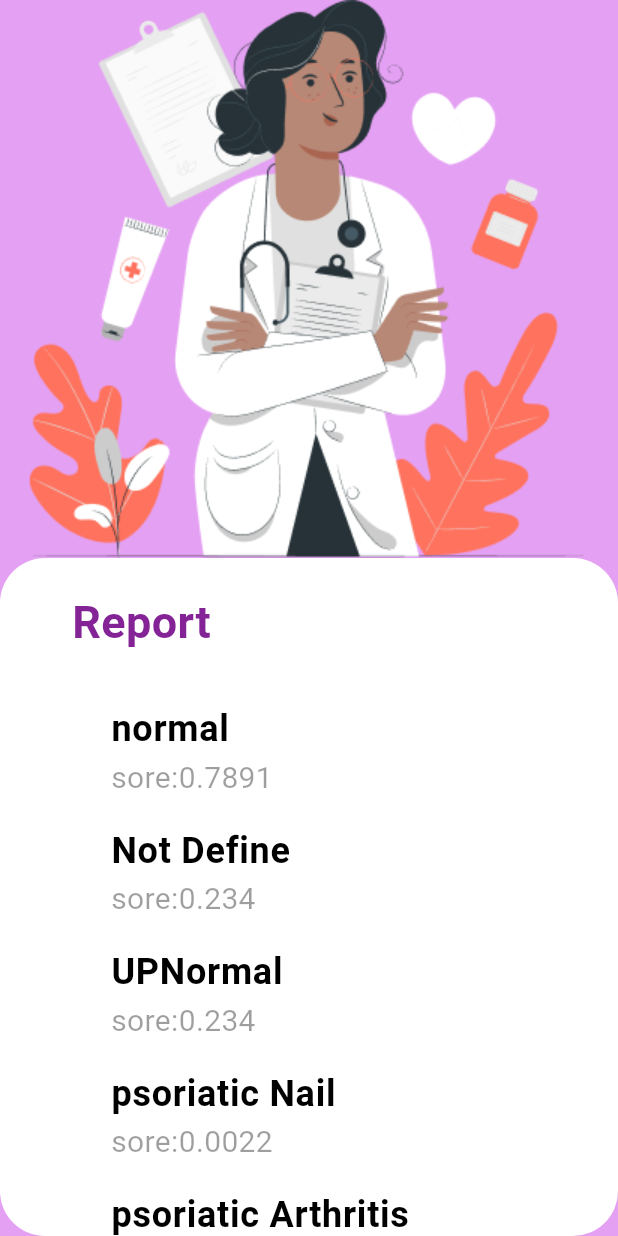
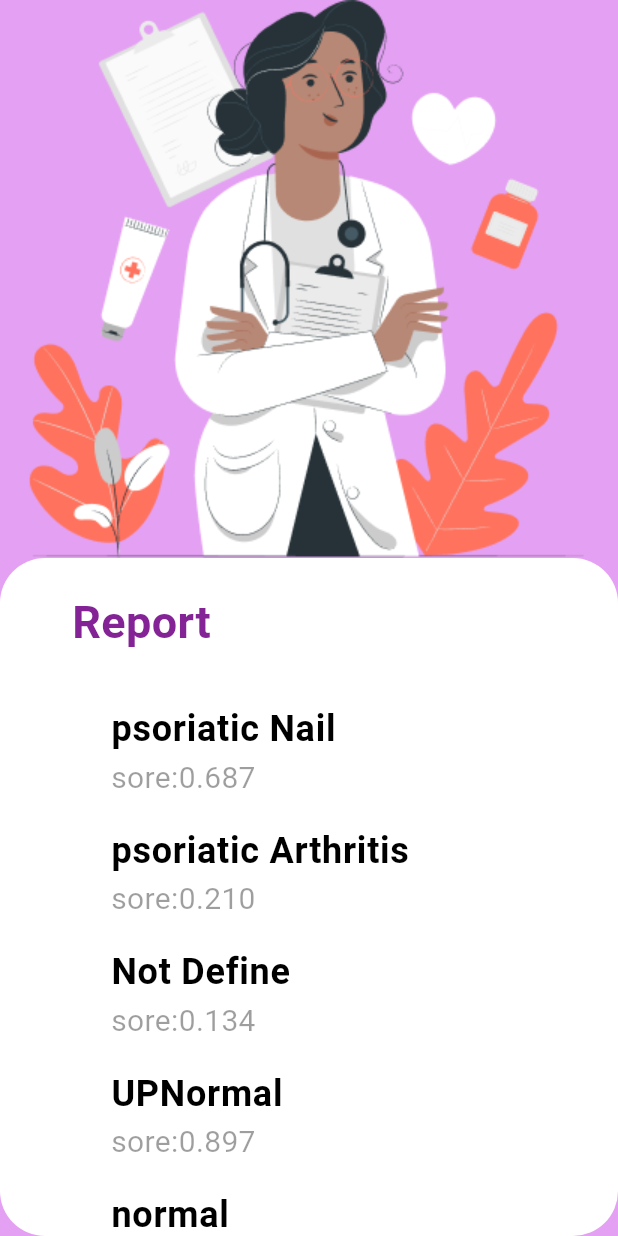
Before and after one commit to Mariamsamy26/Red_Spots, a Flutter app: the reportScreen screen opened directly, on a phone screen of 412 x 824 dp. Run offline on Flutter 3.47's test engine with Material 3 defaults, Android fonts, the light colour scheme and no system bars; our stand-ins replace cloud_firestore, date_picker_timeline, firebase_auth, firebase_core, firebase_messaging, flutter_local_notifications and 11 more; accounts and stored records are empty.

Commit message:
Merge remote-tracking branch 'origin/main'
Signed-off-by: Mariamsamy26 <mariamsamy324@gmail.com>

```diff
--- a/lib/Providers/maps_Provider.dart
+++ b/lib/Providers/maps_Provider.dart
@@ -2,14 +2,11 @@ import 'dart:async';
 import 'dart:convert';
 
 import 'package:flutter/material.dart';
-import 'package:flutter_rating_bar/flutter_rating_bar.dart';
 import 'package:google_maps_flutter/google_maps_flutter.dart';
 import 'package:location/location.dart';
 import 'package:url_launcher/url_launcher.dart';
 
 import '../model/clinicesModel.dart';
-import '../shared/components/Custom_LocationDermatologyClinic.dart';
-import '../shared/style/color_manager.dart';
 
 class MapProvider extends ChangeNotifier {
   Location location = Location();
--- a/lib/layout/Login screen/LoginScreen.dart
+++ b/lib/layout/Login screen/LoginScreen.dart
@@ -146,7 +146,7 @@ class _LogInScreenState extends State<LogInScreen> {
                           },
                         ), //login
 
-                        SizedBox(height: 180.h),
+                        SizedBox(height: 230.h),
 
                         InkWell(
                             onTap: () {
--- a/lib/layout/after log in/add tab/chickPhotoScreen.dart
+++ b/lib/layout/after log in/add tab/chickPhotoScreen.dart
@@ -81,6 +81,7 @@ class _chickPhotoScreenState extends State<chickPhotoScreen> {
                           child: CustomElevatedButton(
                             text: 'Take Report',
                             OnPressed: () {
+                              Navigator.of(context).pop();
                               Navigator.push(
                                   context,
                                   MaterialPageRoute(
@@ -93,7 +94,8 @@ class _chickPhotoScreenState extends State<chickPhotoScreen> {
                   ],
                 ),
               ),
-            )),
+            )
+        ),
       ],
     );
   }
--- a/lib/layout/after log in/add tab/reportScreen.dart
+++ b/lib/layout/after log in/add tab/reportScreen.dart
@@ -13,10 +13,6 @@ class reportScreen extends StatefulWidget {
 }
 
 class _reportScreenState extends State<reportScreen> {
-  var titleControler = TextEditingController();
-  var descControler = TextEditingController();
-  String? _classificationResult; // Added for API result
-
   @override
   void initState() {
     super.initState();
@@ -56,7 +52,6 @@ class _reportScreenState extends State<reportScreen> {
                             ],
                           ),
                           SizedBox(height: 10),
-
                           Padding(
                             padding: const EdgeInsets.only(left: 50, right: 50),
                             child: Column(
@@ -91,15 +86,12 @@ class _reportScreenState extends State<reportScreen> {
                                     colorButton: ColorManager.colorWhit,
                                     colorText: ColorManager.primaryColor,
                                     colorBorder: ColorManager.primaryColor,
-                                    text: 'history',
+                                    text: 'home',
                                     OnPressed: () {
                                       firebaseFunctions.insertReport(
                                           report, userId!);
-                                      Navigator.push(
-                                          context,
-                                          MaterialPageRoute(
-                                              builder: (context) =>
-                                                  history_screen()));
+                                      Navigator.of(context)
+                                          .popUntil((route) => route.isFirst);
                                     },
                                   ),
                                 ),
@@ -111,7 +103,11 @@ class _reportScreenState extends State<reportScreen> {
                                     colorBorder: ColorManager.primaryColor,
                                     text: 'Dermatology Clinic',
                                     OnPressed: () {
-                                      Navigator.pop(
+                                      firebaseFunctions.insertReport(
+                                          report, userId!);
+                                      Navigator.of(context)
+                                          .popUntil((route) => route.isFirst);
+                                      Navigator.push(
                                           context,
                                           MaterialPageRoute(
                                               builder: (context) =>
@@ -136,11 +132,16 @@ class _reportScreenState extends State<reportScreen> {
   }
 
   List report = [
-    {"type": "normal", "level": "0.7891"},
-    {"type": "Not Define", "level": "0.234"},
-    {"type": "UPNormal", "level": "0.234"},
-    {"type": "psoriatic Nail", "level": "0.0022"},
-    {"type": "psoriatic Arthritis", "level": "0.0010"},
+    // {"type": "normal", "level": "0.755"},
+    // {"type": "Not Define", "level": "0.234"},
+    // {"type": "UPNormal", "level": "0.354"},
+    // {"type": "psoriatic Nail", "level": "0.022"},
+    // {"type": "psoriatic Arthritis", "level": "0.110"},
+
+    {"type": "psoriatic Nail", "level": "0.687"},
+    {"type": "psoriatic Arthritis", "level": "0.210"},
+    {"type": "Not Define", "level": "0.134"},
+    {"type": "UPNormal", "level": "0.897"},
+    {"type": "normal", "level": "0.109"},
   ];
-
 }
--- a/lib/model/reportModel.dart
+++ b/lib/model/reportModel.dart
@@ -4,7 +4,7 @@ import 'package:intl/intl.dart';
 class Report {
   String id;
   String title;
-  List<Map> description;
+  List<Map<String, dynamic>> description;
   DateTime timestamp;
 
   Report({
@@ -20,7 +20,7 @@ class Report {
       : this(
     id: data['id'] ?? '',
     title: data['title'] ?? '',
-    description: data['description'] ?? [],
+    description: List<Map<String, dynamic>>.from(data['description'] ?? []),
     timestamp: (data['timestamp'] as Timestamp).toDate(),
   );
 
```
Also changed, not shown: lib/layout/after log in/homeScreenShiled/history_screen.dart (+21 -17 lines).
